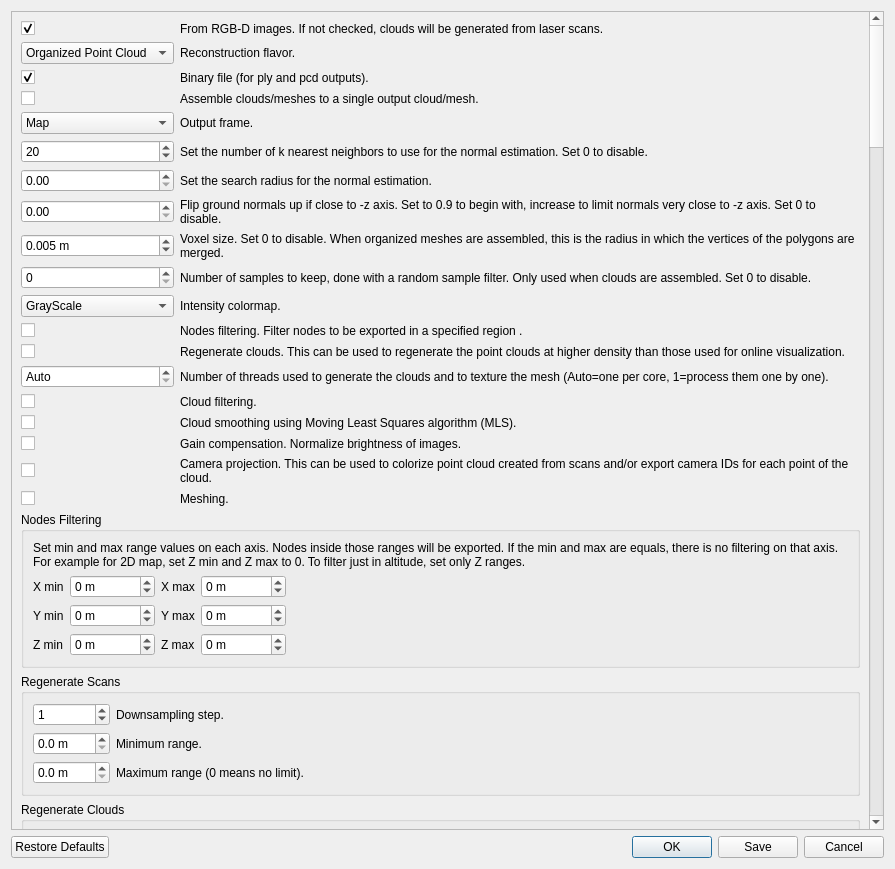
Qt form guilib/src/ui/exportCloudsDialog.ui (torjusti/rtabmap) before a commit.
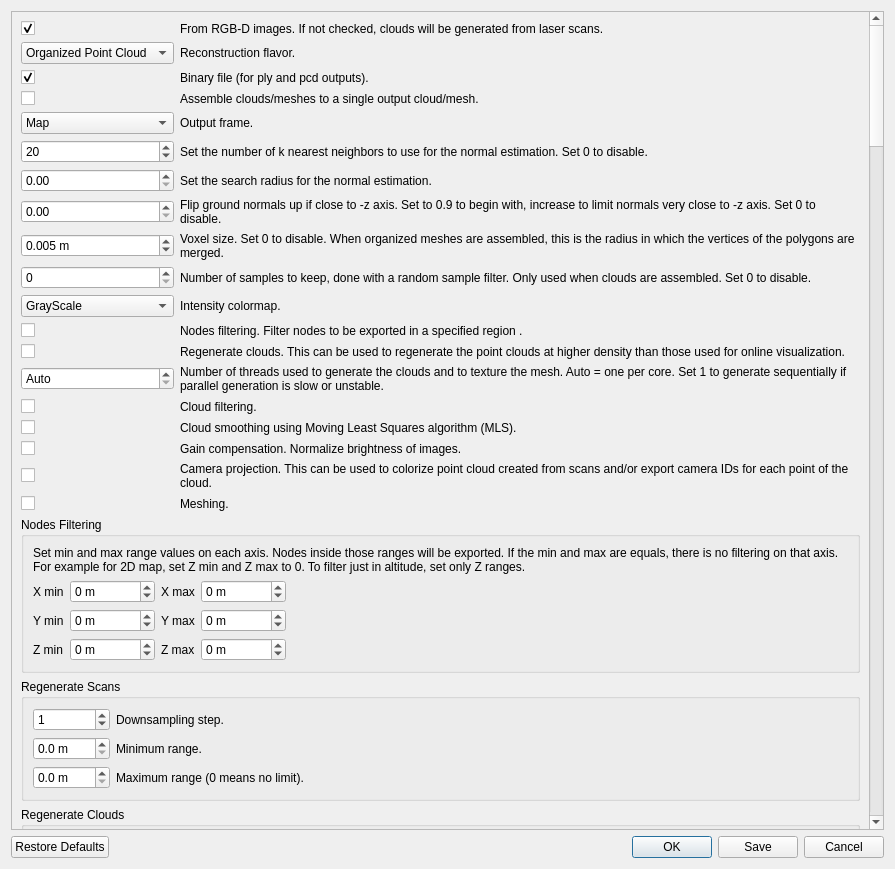
The same form after that commit.

Commit message:
DatabaseViewer: paste X,Y into anchor fields; optional keep-clouds for live views.
Drop the extra paste row and origin note. View/Export clouds can skip keeping per-node clouds in RAM when live re-assembly is not needed.

Diff of the .ui file:
```diff
--- a/guilib/src/ui/exportCloudsDialog.ui
+++ b/guilib/src/ui/exportCloudsDialog.ui
@@ -422,7 +422,7 @@
          <item row="14" column="1">
           <widget class="QLabel" name="label_numThreads">
            <property name="text">
-            <string>Number of threads used to generate the clouds and to texture the mesh (Auto=one per core, 1=process them one by one).</string>
+            <string>Number of threads used to generate the clouds and to texture the mesh. Auto = one per core. Set 1 to generate sequentially if parallel generation is slow or unstable.</string>
            </property>
            <property name="wordWrap">
             <bool>true</bool>
```
The commit also changes 3 other files.
